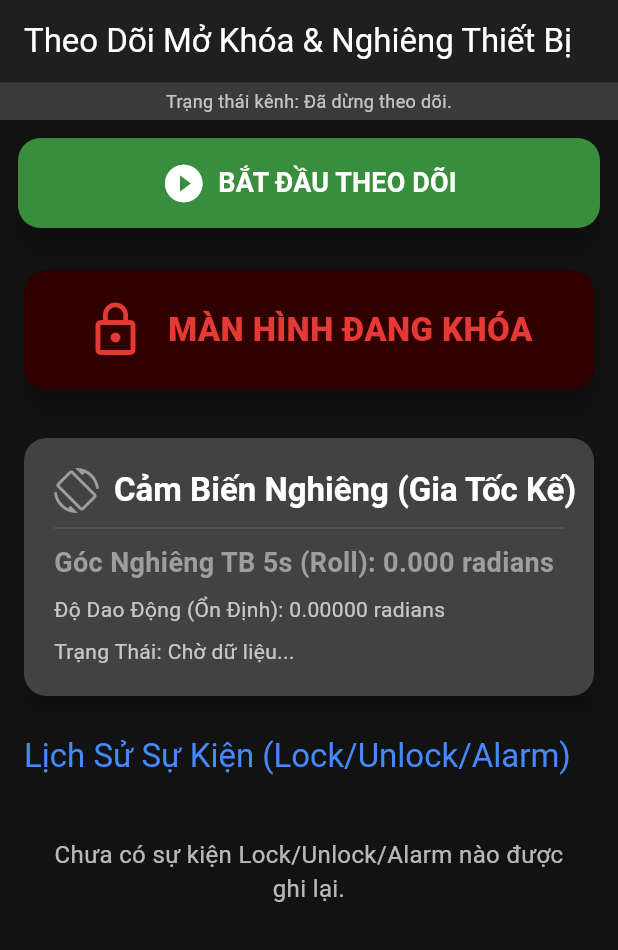
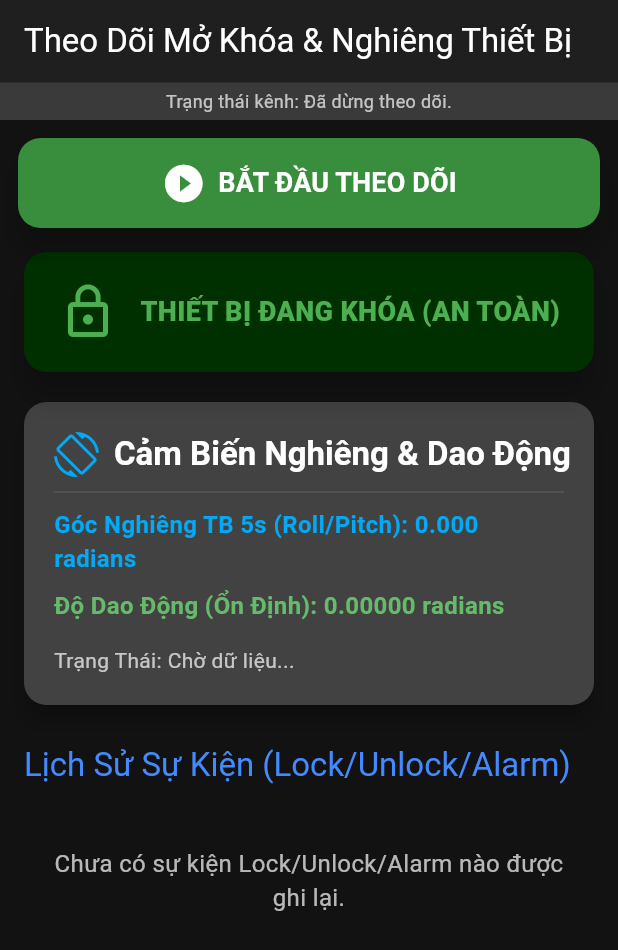
Before and after one commit to nguyenquangnam1988vt-eng/kethop, a Flutter app: the screen it shows after launch, after a tap on "DỪNG THEO DÕI", on a phone screen of 412 x 824 dp. Shown: the top 950 px of the screen. Run offline on Flutter 3.47's test engine with Material 3 defaults, Android fonts, the phone set to English and light mode, and no system bars.

Commit message:
update something

```diff
--- a/lib/main.dart
+++ b/lib/main.dart
@@ -12,13 +12,15 @@ void main() {
   runApp(const MyApp());
 }
 
-// --- Mô hình Dữ liệu (ĐÃ CẬP NHẬT) ---
+// --- Mô hình Dữ liệu (ĐÃ CẬP NHẬT với OscillationValue) ---
 class MonitorEvent {
-  final String type; // 'LOCK_EVENT', 'TILT_EVENT', 'UNLOCK_EVENT', 'ALARM_EVENT'
+  // 'LOCK_EVENT', 'TILT_EVENT', 'UNLOCK_EVENT', 'ALARM_EVENT'
+  final String type;
   final String message;
   final String? location;
   final double? tiltValue;
-  final double? oscillationValue; // [MỚI] Giá trị dao động (ổn định)
+  // Giá trị dao động/ổn định từ gia tốc kế
+  final double? oscillationValue;
   final DateTime timestamp;
 
   MonitorEvent({
@@ -26,19 +28,25 @@ class MonitorEvent {
     required this.message,
     this.location,
     this.tiltValue,
-    this.oscillationValue, // [MỚI]
+    this.oscillationValue,
     required this.timestamp,
   });
 
   factory MonitorEvent.fromJson(Map<String, dynamic> json) {
+    // Ép kiểu an toàn cho các giá trị số có thể là null
+    final num? tiltNum = json['tiltValue'] as num?;
+    final num? oscillationNum = json['oscillationValue'] as num?;
+    final num? timestampNum = json['timestamp'] as num?;
+
     return MonitorEvent(
       type: json['type'] as String,
       message: json['message'] as String,
       location: json['location'] as String?,
-      tiltValue: (json['tiltValue'] as num?)?.toDouble(),
-      oscillationValue: (json['oscillationValue'] as num?)?.toDouble(), // [MỚI]
+      // Chuyển num? sang double?
+      tiltValue: tiltNum?.toDouble(),
+      oscillationValue: oscillationNum?.toDouble(),
       // FIX: Swift gửi timestamp là Double (mili giây), phải parse là num và chuyển thành int
-      timestamp: DateTime.fromMillisecondsSinceEpoch((json['timestamp'] as num).toInt()),
+      timestamp: DateTime.fromMillisecondsSinceEpoch(timestampNum?.toInt() ?? 0),
     );
   }
 }
@@ -53,12 +61,14 @@ class MyApp extends StatelessWidget {
       theme: ThemeData(
         brightness: Brightness.dark,
         primarySwatch: Colors.blue,
-        scaffoldBackgroundColor: const Color(0xFF121212),
-        cardColor: const Color(0xFF1E1E1E),
+        scaffoldBackgroundColor: const Color(0xFF121212), // Màu nền tối
+        cardColor: const Color(0xFF1E1E1E), // Màu nền thẻ
+        // Sử dụng theme dark và font Roboto
         textTheme: ThemeData.dark().textTheme.apply(fontFamily: 'Roboto'),
         appBarTheme: const AppBarTheme(
           backgroundColor: Color(0xFF1F1F1F),
           foregroundColor: Colors.white,
+          elevation: 0,
         ),
         colorScheme: ColorScheme.fromSwatch(
           primarySwatch: Colors.blue,
@@ -97,11 +107,14 @@ class _MonitorScreenState extends State<MonitorScreen> {
 
   // --- LOGIC CHẠY ỨNG DỤNG DƯỚI NỀN (MethodChannel) ---
   Future<void> _toggleMonitoring() async {
+    // Sử dụng local variable để tránh race condition khi setState
+    final bool willActivate = !_isMonitoringActive;
+
     setState(() {
-      _isMonitoringActive = !_isMonitoringActive;
+      _isMonitoringActive = willActivate;
     });
 
-    if (_isMonitoringActive) {
+    if (willActivate) {
       try {
         // Gửi lệnh BẮT ĐẦU SERVICE NỀN đến Native (iOS)
         await _methodChannel.invokeMethod('startBackgroundService');
@@ -144,7 +157,7 @@ class _MonitorScreenState extends State<MonitorScreen> {
     });
   }
 
-  // --- LOGIC XỬ LÝ SỰ KIỆN VÀ CẢNH BÁO (ĐÃ ĐƠN GIẢN HÓA) ---
+  // --- LOGIC XỬ LÝ SỰ KIỆN VÀ CẢNH BÁO ---
   void _onEvent(dynamic event) {
     setState(() {
       _connectionStatus = "Đã kết nối";
@@ -161,14 +174,17 @@ class _MonitorScreenState extends State<MonitorScreen> {
           _latestTiltEvent = monitorEvent;
         } else {
           // Xử lý LOCK, UNLOCK, và ALARM EVENTS
+          // Chỉ thêm vào lịch sử nếu đó là một sự kiện Lock, Unlock hoặc Alarm rõ ràng
+          if (monitorEvent.type != 'TILT_EVENT') {
             _historyEvents.insert(0, monitorEvent);
+          }
 
           // CẬP NHẬT TRẠNG THÁI KHÓA MÀN HÌNH
           _isScreenLocked = !(monitorEvent.type == 'UNLOCK_EVENT' || monitorEvent.type == 'ALARM_EVENT');
 
           // XỬ LÝ SỰ KIỆN CẢNH BÁO (ALARM_EVENT)
           if (monitorEvent.type == 'ALARM_EVENT') {
-            _warningStatus = 'ALARM KÍCH HOẠT: ${monitorEvent.message}';
+            _warningStatus = 'ALARM KÍCH HOẠT: ${monitorEvent.message} - TẠI VỊ TRÍ: ${monitorEvent.location ?? 'Không xác định'}';
           }
         }
 
@@ -196,6 +212,7 @@ class _MonitorScreenState extends State<MonitorScreen> {
   void dispose() {
     _stopListeningToEvents();
     if (_isMonitoringActive) {
+      // Đảm bảo dừng service nền khi widget bị hủy
       _methodChannel.invokeMethod('stopBackgroundService').catchError((e) {
         print('Error stopping background service on dispose: $e');
       });
@@ -207,13 +224,16 @@ class _MonitorScreenState extends State<MonitorScreen> {
   Widget _buildWarningCard() {
     if (_warningStatus == null) return Container();
 
-    return Card(
+    return Padding(
+      padding: const EdgeInsets.only(bottom: 12.0),
+      child: Card(
         elevation: 10,
         color: Colors.red.shade900,
         shape: RoundedRectangleBorder(borderRadius: BorderRadius.circular(15)),
         child: Padding(
           padding: const EdgeInsets.all(20.0),
           child: Row(
+            crossAxisAlignment: CrossAxisAlignment.start,
             children: [
               const Icon(Icons.warning_amber_rounded, color: Colors.white, size: 35),
               const SizedBox(width: 15),
@@ -225,8 +245,49 @@ class _MonitorScreenState extends State<MonitorScreen> {
                     fontWeight: FontWeight.bold,
                     color: Colors.white,
                   ),
-                maxLines: 4, // Tăng maxLines để hiển thị toàn bộ tin nhắn Alarm
+                  maxLines: 5,
                   overflow: TextOverflow.ellipsis,
+                ),
+              ),
+            ],
+          ),
+        ),
+      ),
+    );
+  }
+
+  // --- WIDGET: THẺ TRẠNG THÁI KHÓA MÀN HÌNH ---
+  Widget _buildLockStatusCard() {
+    // LỖI XUẤT HIỆN TẠI ĐÂY: _warningStatus?.contains() trả về bool?, không thể so sánh/negate trực tiếp.
+    // FIX: Sử dụng (?? false) để cung cấp giá trị mặc định (false, tức là KHÔNG có cảnh báo)
+    // khi _warningStatus là null, sau đó mới áp dụng toán tử NOT (!).
+    final bool isLocked = _isScreenLocked && !(_warningStatus?.contains('ALARM KÍCH HOẠT') ?? false);
+
+    final String statusText = isLocked ? 'THIẾT BỊ ĐANG KHÓA (AN TOÀN)' : 'THIẾT BỊ ĐANG MỞ KHÓA/VI PHẠM';
+    final Color statusColor = isLocked ? Colors.green.shade500 : Colors.red.shade500;
+    final Color backgroundColor = isLocked ? const Color(0xFF003000) : const Color(0xFF300000);
+    final IconData statusIcon = isLocked ? Icons.lock_outline : Icons.lock_open_rounded;
+
+    return Card(
+      elevation: 8,
+      color: backgroundColor,
+      shape: RoundedRectangleBorder(borderRadius: BorderRadius.circular(15)),
+      child: Padding(
+        padding: const EdgeInsets.all(20.0),
+        child: Row(
+          mainAxisAlignment: MainAxisAlignment.center,
+          children: [
+            Icon(statusIcon, color: statusColor, size: 40),
+            const SizedBox(width: 15),
+            Flexible(
+              child: Text(
+                statusText,
+                textAlign: TextAlign.center,
+                style: TextStyle(
+                  fontSize: 18,
+                  fontWeight: FontWeight.w900,
+                  color: statusColor,
+                ),
               ),
             ),
           ],
@@ -235,54 +296,31 @@ class _MonitorScreenState extends State<MonitorScreen> {
     );
   }
 
-  // --- WIDGET: THẺ TRẠNG THÁI KHÓA MÀN HÌNH ---
-  Widget _buildLockStatusCard() {
-    final bool isLocked = _isScreenLocked;
-    final String statusText = isLocked ? 'MÀN HÌNH ĐANG KHÓA' : 'MÀN HÌNH ĐANG MỞ';
-    final Color statusColor = isLocked ? Colors.red.shade600 : Colors.green.shade600;
-    final IconData statusIcon = isLocked ? Icons.lock_outline : Icons.lock_open_rounded;
-
-    return Card(
-      elevation: 8,
-      color: isLocked ? const Color(0xFF300000) : const Color(0xFF003000),
-      shape: RoundedRectangleBorder(borderRadius: BorderRadius.circular(15)),
-      child: Padding(
-        padding: const EdgeInsets.all(20.0),
-        child: Row(
-          mainAxisAlignment: MainAxisAlignment.center,
-          children: [
-            Icon(statusIcon, color: statusColor, size: 40),
-            const SizedBox(width: 15),
-            Text(
-              statusText,
-              style: TextStyle(
-                fontSize: 22,
-                fontWeight: FontWeight.w900,
-                color: statusColor,
-              ),
-            ),
-          ],
-        ),
-      ),
-    );
-  }
-
-  // Tạo thẻ hiển thị dữ liệu Tilt mới nhất (ĐÃ CẬP NHẬT)
+  // Tạo thẻ hiển thị dữ liệu Tilt mới nhất (ĐÃ CẬP NHẬT ĐẦY ĐỦ CHỈ SỐ)
   Widget _buildTiltMonitorCard() {
     final double tiltValue = _latestTiltEvent?.tiltValue ?? 0.0;
     final double oscillationValue = _latestTiltEvent?.oscillationValue ?? 0.0;
     final String tiltMessage = _latestTiltEvent?.message ?? 'Chờ dữ liệu...';
 
-    // Tính toán màu sắc dựa trên giá trị nghiêng
-    Color tiltColor = Colors.grey;
+    // Tính toán màu sắc dựa trên giá trị nghiêng (tiltValue)
+    Color tiltColor = Colors.lightBlue;
     if (tiltValue.abs() > 0.3) {
       tiltColor = Colors.yellow.shade700;
     }
     if (tiltValue.abs() > 0.8) {
       tiltColor = Colors.orange.shade700;
     }
-    if (tiltValue.abs() > 1.2) { // Gần ngưỡng 70 độ (1.22 rad)
+    if (tiltValue.abs() > 1.2) {
       tiltColor = Colors.red.shade700;
+    }
+
+    // Tính toán màu sắc dựa trên độ ổn định (oscillationValue)
+    Color oscillationColor = Colors.green.shade400;
+    if (oscillationValue > 0.01) {
+      oscillationColor = Colors.yellow.shade700;
+    }
+    if (oscillationValue > 0.05) {
+      oscillationColor = Colors.red.shade700;
     }
 
     return Card(
@@ -298,29 +336,35 @@ class _MonitorScreenState extends State<MonitorScreen> {
                 Icon(Icons.screen_rotation, color: tiltColor, size: 30),
                 const SizedBox(width: 10),
                 Text(
-                  'Cảm Biến Nghiêng (Gia Tốc Kế)',
+                  'Cảm Biến Nghiêng & Dao Động',
                   style: Theme.of(context).textTheme.titleLarge?.copyWith(color: Colors.white, fontWeight: FontWeight.bold),
                 ),
               ],
             ),
             const Divider(color: Colors.white10, height: 20),
+
+            // Chỉ số 1: Góc Nghiêng (Tilt Value)
             Text(
-              'Góc Nghiêng TB 5s (Roll): ${tiltValue.toStringAsFixed(3)} radians',
-              style: TextStyle(fontSize: 18, fontWeight: FontWeight.w600, color: tiltColor),
+              'Góc Nghiêng TB 5s (Roll/Pitch): ${tiltValue.toStringAsFixed(3)} radians',
+              style: TextStyle(fontSize: 16, fontWeight: FontWeight.w600, color: tiltColor),
             ),
             const SizedBox(height: 8),
-             Text( // [MỚI] Hiển thị Độ Dao Động (Ổn Định)
+
+            // Chỉ số 2: Độ Dao Động (Oscillation Value)
+            Text(
               'Độ Dao Động (Ổn Định): ${oscillationValue.toStringAsFixed(5)} radians',
-              style: const TextStyle(fontSize: 14, color: Colors.white70),
+              style: TextStyle(fontSize: 16, fontWeight: FontWeight.w600, color: oscillationColor),
             ),
-            const SizedBox(height: 8),
+            const SizedBox(height: 15),
+
+            // Chỉ số 3: Trạng Thái & Cập Nhật
             Text(
               'Trạng Thái: $tiltMessage',
               style: const TextStyle(fontSize: 14, color: Colors.white70),
             ),
             if (_latestTiltEvent != null)
               Text(
-                'Cập nhật: ${_latestTiltEvent!.timestamp.toString().substring(11, 19)}',
+                'Cập nhật cuối: ${_latestTiltEvent!.timestamp.toString().substring(11, 19)}',
                 style: const TextStyle(fontSize: 12, color: Colors.white54),
               ),
           ],
@@ -329,27 +373,33 @@ class _MonitorScreenState extends State<MonitorScreen> {
     );
   }
 
-  // Tạo Tile hiển thị sự kiện Lock/Unlock (Hỗ trợ ALARM_EVENT)
+  // Tạo Tile hiển thị sự kiện Lock/Unlock/Alarm
   Widget _buildLockUnlockTile(MonitorEvent event) {
     final bool isAlarm = event.type == 'ALARM_EVENT';
     final bool isUnlocked = event.type.contains('UNLOCK') || isAlarm;
 
     Color eventColor;
     IconData icon;
+    String title;
+
     if (isAlarm) {
       eventColor = Colors.red.shade800;
       icon = Icons.error_outline;
+      title = 'CẢNH BÁO VI PHẠM (ALARM)';
     } else if (isUnlocked) {
       eventColor = Colors.green.shade400;
       icon = Icons.lock_open;
+      title = 'THIẾT BỊ MỞ KHÓA';
     } else {
       eventColor = Colors.red.shade400;
       icon = Icons.lock;
+      title = 'THIẾT BỊ KHÓA';
     }
 
     return Card(
       margin: const EdgeInsets.symmetric(vertical: 4.0),
       elevation: 2,
+      // Đánh dấu rõ ràng sự kiện ALARM
       color: isAlarm ? Colors.red.shade900.withOpacity(0.2) : Theme.of(context).cardColor,
       shape: RoundedRectangleBorder(
         borderRadius: BorderRadius.circular(10),
@@ -359,7 +409,7 @@ class _MonitorScreenState extends State<MonitorScreen> {
         contentPadding: const EdgeInsets.symmetric(horizontal: 16.0, vertical: 8.0),
         leading: Icon(icon, color: eventColor, size: 32),
         title: Text(
-          isAlarm ? 'CẢNH BÁO VI PHẠM' : (isUnlocked ? 'THIẾT BỊ MỞ KHÓA' : 'THIẾT BỊ KHÓA'),
+          title,
           style: TextStyle(
             fontWeight: FontWeight.bold,
             color: eventColor,
@@ -447,12 +497,12 @@ class _MonitorScreenState extends State<MonitorScreen> {
           // THẺ TRẠNG THÁI KHÓA/MỞ
           SliverToBoxAdapter(
             child: Padding(
-              padding: const EdgeInsets.all(12.0),
+              padding: const EdgeInsets.symmetric(horizontal: 12.0),
               child: _buildLockStatusCard(),
             ),
           ),
 
-          // Dữ liệu Nghiêng (Tilt)
+          // Dữ liệu Nghiêng (Tilt) - Hiển thị đầy đủ chỉ số
           SliverToBoxAdapter(
             child: Padding(
               padding: const EdgeInsets.all(12.0),
@@ -471,7 +521,7 @@ class _MonitorScreenState extends State<MonitorScreen> {
             ),
           ),
 
-          // Danh sách Lịch sử Lock/Unlock
+          // Danh sách Lịch sử Lock/Unlock/Alarm
           _historyEvents.isEmpty
               ? SliverToBoxAdapter(
                   child: Center(
```
Lines whose indentation alone changed are shown as unchanged.
